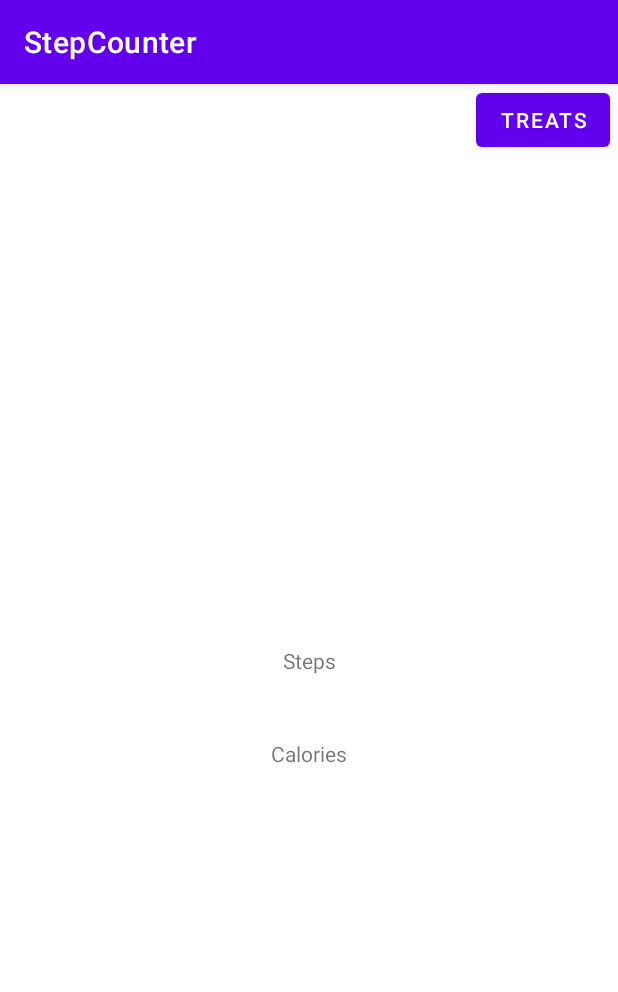
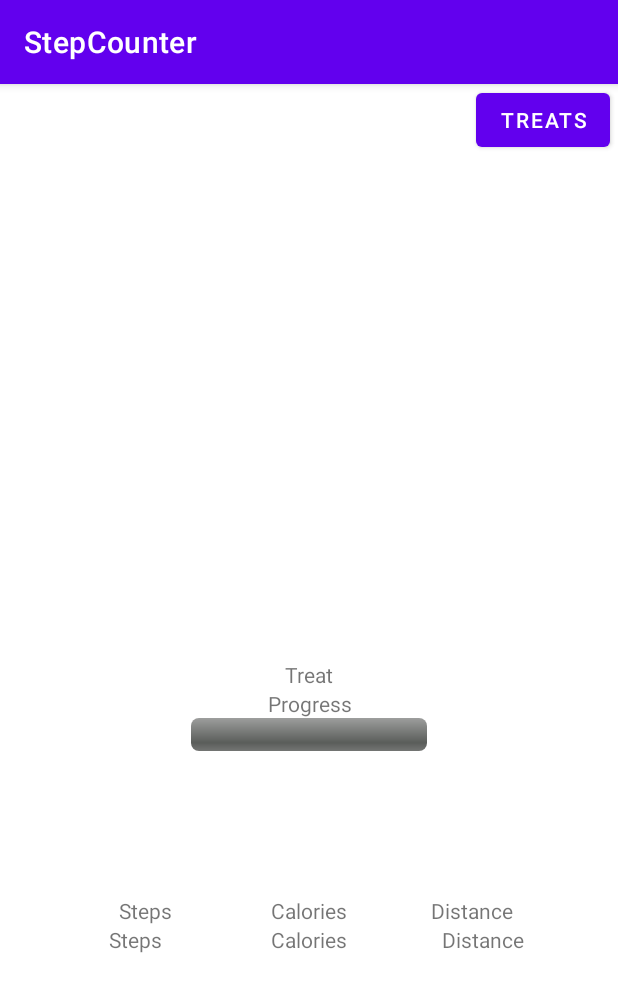
Before and after one commit to nicklasu/StepCounter, an Android app: the screen it shows after launch (MainActivity), on a phone screen of 412 x 824 dp. Shown: the top 992 px of the screen. Run offline under Robolectric (Android 15) with nearby library versions, the phone set to English and light mode, and no system bars.

Commit message:
Reworked UI for MainActivity, Add distance calculation and treat progress bar to MainActivity, Strings for all textViews,

```diff
--- a/app/src/main/java/com/example/stepcounter/MainActivity.java
+++ b/app/src/main/java/com/example/stepcounter/MainActivity.java
@@ -14,6 +14,7 @@ import android.hardware.SensorManager;
 import android.os.Build;
 import android.os.Bundle;
 import android.widget.Button;
+import android.widget.ProgressBar;
 import android.widget.TextView;
 import java.time.LocalDate;
 
@@ -34,7 +35,9 @@ public class MainActivity extends AppCompatActivity {
     //TextViews
     private TextView textView_stepsTaken;
     private TextView textView_caloriesBurned;
-
+    private TextView textView_distance;
+    //Progress bar
+    private ProgressBar progressBar_caloriesGoal;
     //Button for switching to settings
     Button switchToSettings;
 
@@ -55,6 +58,9 @@ public class MainActivity extends AppCompatActivity {
         //FindView
         textView_stepsTaken = findViewById(R.id.stepsTaken);
         textView_caloriesBurned = findViewById(R.id.caloriesBurned);
+        textView_distance = findViewById(R.id.distanceView);
+
+        progressBar_caloriesGoal = findViewById(R.id.caloriesGoal);
 
         //Load data
         stepCountPreferences = getSharedPreferences(STEP_COUNT_PREFERENCES, Context.MODE_PRIVATE);
@@ -65,7 +71,7 @@ public class MainActivity extends AppCompatActivity {
         stepSensor = sensorManager.getDefaultSensor(Sensor.TYPE_STEP_COUNTER);
 
         //Class initializations
-        stepCounter = new StepCounterComponent(sensorManager, stepSensor, textView_stepsTaken, textView_caloriesBurned, stepCountPreferences);
+        stepCounter = new StepCounterComponent(sensorManager, stepSensor, textView_stepsTaken, textView_caloriesBurned, textView_distance, progressBar_caloriesGoal, stepCountPreferences);
 
         //Button for switching to treats
         switchToSettings = findViewById(R.id.switchToTreatActivity);
--- a/app/src/main/res/layout/activity_main.xml
+++ b/app/src/main/res/layout/activity_main.xml
@@ -6,34 +6,139 @@
     android:layout_height="match_parent"
     tools:context=".MainActivity">
 
-    <TextView
-        android:id="@+id/stepsTaken"
-        android:layout_width="wrap_content"
-        android:layout_height="wrap_content"
-        android:text="Steps"
-        app:layout_constraintBottom_toBottomOf="parent"
-        app:layout_constraintLeft_toLeftOf="parent"
-        app:layout_constraintRight_toRightOf="parent"
-        app:layout_constraintTop_toTopOf="parent" />
 
     <Button
         android:id="@+id/switchToTreatActivity"
         android:layout_width="wrap_content"
         android:layout_height="wrap_content"
         android:layout_marginEnd="5dp"
-        android:text="Treats"
+        android:text="@string/treatsButton"
         app:layout_constraintEnd_toEndOf="parent"
         app:layout_constraintTop_toTopOf="parent" />
+
+    <androidx.constraintlayout.widget.Group
+        android:id="@+id/group"
+        android:layout_width="wrap_content"
+        android:layout_height="wrap_content"
+        app:constraint_referenced_ids="stepsTaken,caloriesBurned,distanceView,staticSteps,staticCalories,staticDistance"
+        app:layout_constraintEnd_toEndOf="parent"
+        app:layout_constraintHorizontal_bias="0.5"
+        app:layout_constraintStart_toStartOf="parent"
+        app:layout_constraintTop_toTopOf="@+id/guideline3" />
+
+    <TextView
+        android:id="@+id/stepsTaken"
+        android:layout_width="wrap_content"
+        android:layout_height="wrap_content"
+        android:gravity="center"
+        android:text="@string/steps"
+        app:layout_constraintEnd_toEndOf="parent"
+        app:layout_constraintEnd_toStartOf="@+id/caloriesBurned"
+        app:layout_constraintHorizontal_bias="0.5"
+        app:layout_constraintStart_toStartOf="parent"
+        app:layout_constraintTop_toTopOf="@+id/guideline3" />
 
     <TextView
         android:id="@+id/caloriesBurned"
         android:layout_width="wrap_content"
         android:layout_height="wrap_content"
-        android:text="Calories"
-        app:layout_constraintBottom_toBottomOf="parent"
+        android:gravity="center"
+        android:text="@string/calories"
         app:layout_constraintEnd_toEndOf="parent"
+        app:layout_constraintHorizontal_bias="0.5"
         app:layout_constraintStart_toStartOf="parent"
-        app:layout_constraintTop_toBottomOf="@+id/stepsTaken"
-        app:layout_constraintVertical_bias="0.121" />
+        app:layout_constraintTop_toTopOf="@+id/guideline3" />
+
+    <TextView
+        android:id="@+id/distanceView"
+        android:layout_width="wrap_content"
+        android:layout_height="wrap_content"
+        android:gravity="center"
+        android:text="@string/distance"
+        app:layout_constraintEnd_toEndOf="parent"
+        app:layout_constraintHorizontal_bias="0.5"
+        app:layout_constraintStart_toEndOf="@+id/caloriesBurned"
+        app:layout_constraintTop_toTopOf="@+id/guideline3" />
+
+    <TextView
+        android:id="@+id/staticCalories"
+        android:layout_width="wrap_content"
+        android:layout_height="wrap_content"
+        android:gravity="center"
+        android:text="@string/calories"
+        app:layout_constraintBottom_toBottomOf="@+id/group"
+        app:layout_constraintEnd_toEndOf="parent"
+        app:layout_constraintHorizontal_bias="0.5"
+        app:layout_constraintStart_toStartOf="parent" />
+
+    <TextView
+        android:id="@+id/staticDistance"
+        android:layout_width="wrap_content"
+        android:layout_height="wrap_content"
+        android:gravity="center"
+        android:text="@string/distance"
+        app:layout_constraintBottom_toTopOf="@+id/distanceView"
+        app:layout_constraintEnd_toEndOf="parent"
+        app:layout_constraintHorizontal_bias="0.444"
+        app:layout_constraintStart_toEndOf="@+id/staticCalories" />
+
+    <TextView
+        android:id="@+id/staticSteps"
+        android:layout_width="wrap_content"
+        android:layout_height="wrap_content"
+        android:gravity="center"
+        android:text="@string/steps"
+        app:layout_constraintBottom_toTopOf="@+id/stepsTaken"
+        app:layout_constraintEnd_toStartOf="@+id/staticCalories"
+        app:layout_constraintHorizontal_bias="0.548"
+        app:layout_constraintStart_toStartOf="parent" />
+
+    <ProgressBar
+        android:id="@+id/caloriesGoal"
+        style="@android:style/Widget.ProgressBar.Horizontal"
+        android:layout_width="157dp"
+        android:layout_height="22dp"
+        android:progress="0"
+        app:layout_constraintEnd_toEndOf="parent"
+        app:layout_constraintHorizontal_bias="0.5"
+        app:layout_constraintStart_toStartOf="parent"
+        app:layout_constraintTop_toTopOf="@+id/guideline4" />
+
+    <androidx.constraintlayout.widget.Guideline
+        android:id="@+id/guideline3"
+        android:layout_width="wrap_content"
+        android:layout_height="wrap_content"
+        android:orientation="horizontal"
+        app:layout_constraintGuide_percent="0.73" />
+
+    <androidx.constraintlayout.widget.Guideline
+        android:id="@+id/guideline4"
+        android:layout_width="wrap_content"
+        android:layout_height="wrap_content"
+        android:orientation="horizontal"
+        app:layout_constraintGuide_percent="0.55" />
+
+    <TextView
+        android:id="@+id/progressToTreat"
+        android:layout_width="wrap_content"
+        android:layout_height="wrap_content"
+        android:gravity="center"
+        android:text="@string/progress"
+        app:layout_constraintBottom_toTopOf="@+id/guideline4"
+        app:layout_constraintEnd_toEndOf="parent"
+        app:layout_constraintHorizontal_bias="0.5"
+        app:layout_constraintStart_toStartOf="parent" />
+
+    <TextView
+        android:id="@+id/treatName"
+        android:layout_width="wrap_content"
+        android:layout_height="wrap_content"
+        android:gravity="center"
+        android:text="@string/treatName"
+        app:layout_constraintBottom_toTopOf="@+id/progressToTreat"
+        app:layout_constraintEnd_toEndOf="parent"
+        app:layout_constraintHorizontal_bias="0.5"
+        app:layout_constraintStart_toStartOf="parent" />
+
 
 </androidx.constraintlayout.widget.ConstraintLayout>
--- a/app/src/main/res/values/strings.xml
+++ b/app/src/main/res/values/strings.xml
@@ -1,3 +1,10 @@
 <resources>
     <string name="app_name">StepCounter</string>
+    <string name="steps">Steps</string>
+    <string name="calories">Calories</string>
+    <string name="distance">Distance</string>
+    <string name="progress">Progress</string>
+    <string name="treatsButton">Treats</string>
+    <string name="treatName">Treat</string>
+
 </resources>
```
